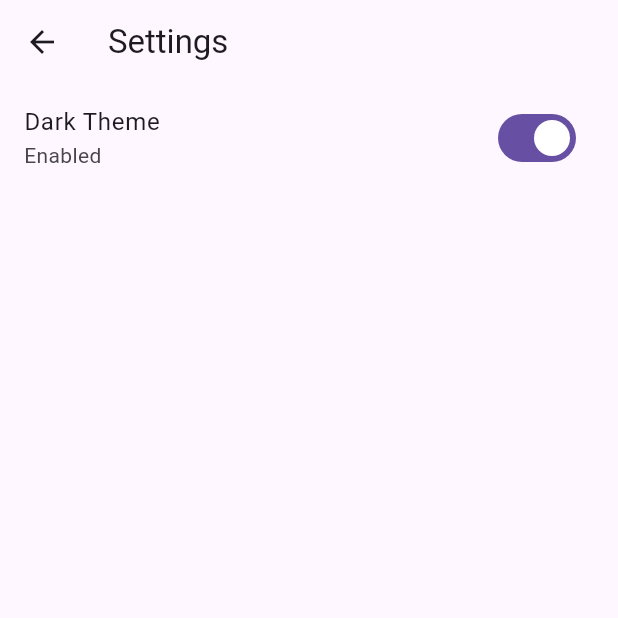
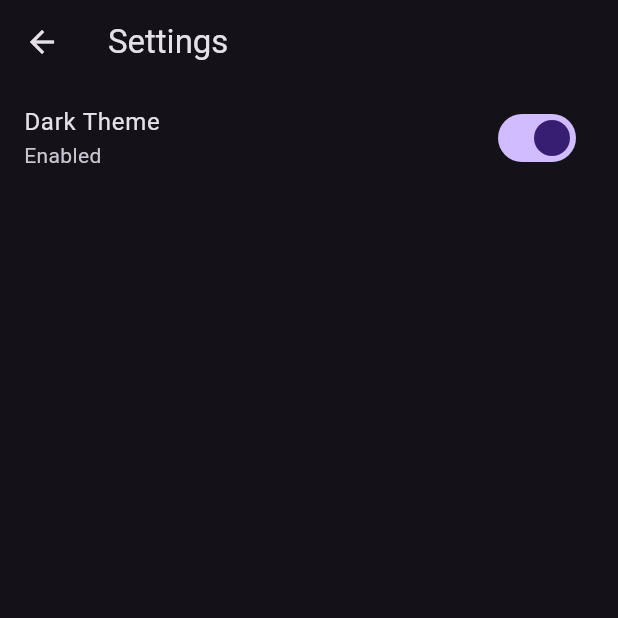
Before and after one commit to prateekthakur272/do_it, a Flutter app: the SettingsScreen screen opened directly, after a tap on "Dark Theme", on a phone screen of 412 x 824 dp, the top half of it. Run offline on Flutter 3.47's test engine with Material 2 defaults, Android fonts, the phone set to English and light mode, and no system bars.

Commit message:
adds dark and light theme

```diff
--- a/lib/main.dart
+++ b/lib/main.dart
@@ -1,5 +1,7 @@
 import 'package:do_it/home_screen.dart';
+import 'package:do_it/themes.dart';
 import 'package:flutter/material.dart';
+import 'package:provider/provider.dart';
 
 class App extends StatefulWidget {
   const App({super.key});
@@ -12,16 +14,13 @@ class _AppState extends State<App> {
   @override
   Widget build(BuildContext context) {
     return MaterialApp(
-      title: 'Do It',
-      home: const HomeScreen(),
-      theme: ThemeData(
-        useMaterial3: true,
-      ),
-    );
+        title: 'Do It',
+        home: const HomeScreen(),
+        theme: Provider.of<ThemeProvider>(context).themeData);
   }
 }
 
-
 void main(List<String> args) {
-  runApp(const App());
+  runApp(ChangeNotifierProvider(
+      create: (BuildContext context) => ThemeProvider(), child: const App()));
 }
--- a/lib/settings_screen.dart
+++ b/lib/settings_screen.dart
@@ -1,34 +1,30 @@
-import 'package:do_it/main.dart';
+import 'package:do_it/themes.dart';
 import 'package:flutter/material.dart';
+import 'package:provider/provider.dart';
 
-class SettingsScreen extends StatefulWidget {
+class SettingsScreen extends StatelessWidget {
   const SettingsScreen({super.key});
 
   @override
-  State<SettingsScreen> createState() => _SettingsScreenState();
-}
-
-class _SettingsScreenState extends State<SettingsScreen> {
-  bool themeSwitch = false;
-  @override
   Widget build(BuildContext context) {
-    return Scaffold(
+    return ChangeNotifierProvider(
+      create: (context) => ThemeProvider(),
+      child: Scaffold(
         appBar: AppBar(
           title: const Text('Settings'),
         ),
         body: ListView(
           children: [
             SwitchListTile(
-            value: themeSwitch,
+              value: Provider.of<ThemeProvider>(context).isDark,
               onChanged: (value) {
-              setState(() {
-                themeSwitch = !themeSwitch;
-              });
+                Provider.of<ThemeProvider>(context, listen: false).changeTheme();
               },
               title: const Text('Dark Theme'),
-            subtitle: Text(themeSwitch?'Enabled':'Disabled'),
-          )
+              subtitle: Text(Provider.of<ThemeProvider>(context).isDark?'Enabled':'Disabled'),
+            ),
           ],
+        ),
       ),
     );
   }
--- /dev/null
+++ b/lib/themes.dart
@@ -0,0 +1,18 @@
+import 'package:flutter/material.dart';
+
+final themeLight = ThemeData.light(useMaterial3: true);
+final themeDark = ThemeData.dark(useMaterial3: true);
+
+class ThemeProvider with ChangeNotifier{
+  ThemeData themeData = themeLight;
+  bool isDark = false;
+  void changeTheme(){
+    if(themeData == themeLight){
+      themeData = themeDark;
+    }else{
+      themeData = themeLight;
+    }
+    isDark = !isDark;
+    notifyListeners();
+  }
+}
--- a/pubspec.yaml
+++ b/pubspec.yaml
@@ -35,6 +35,7 @@ dependencies:
   # The following adds the Cupertino Icons font to your application.
   # Use with the CupertinoIcons class for iOS style icons.
   cupertino_icons: ^1.0.2
+  provider: ^6.1.0
 
 dev_dependencies:
   flutter_test:
```
Also changed, not shown: pubspec.lock. Lines whose indentation alone changed are shown as unchanged.
